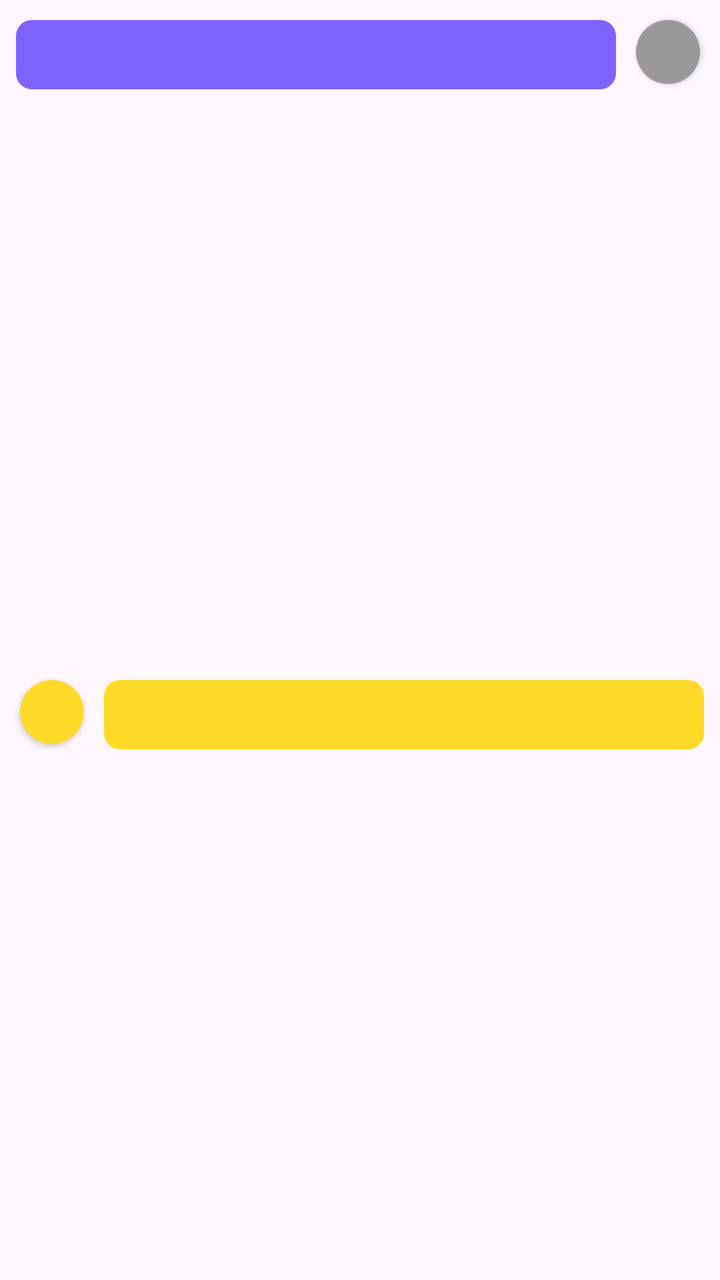
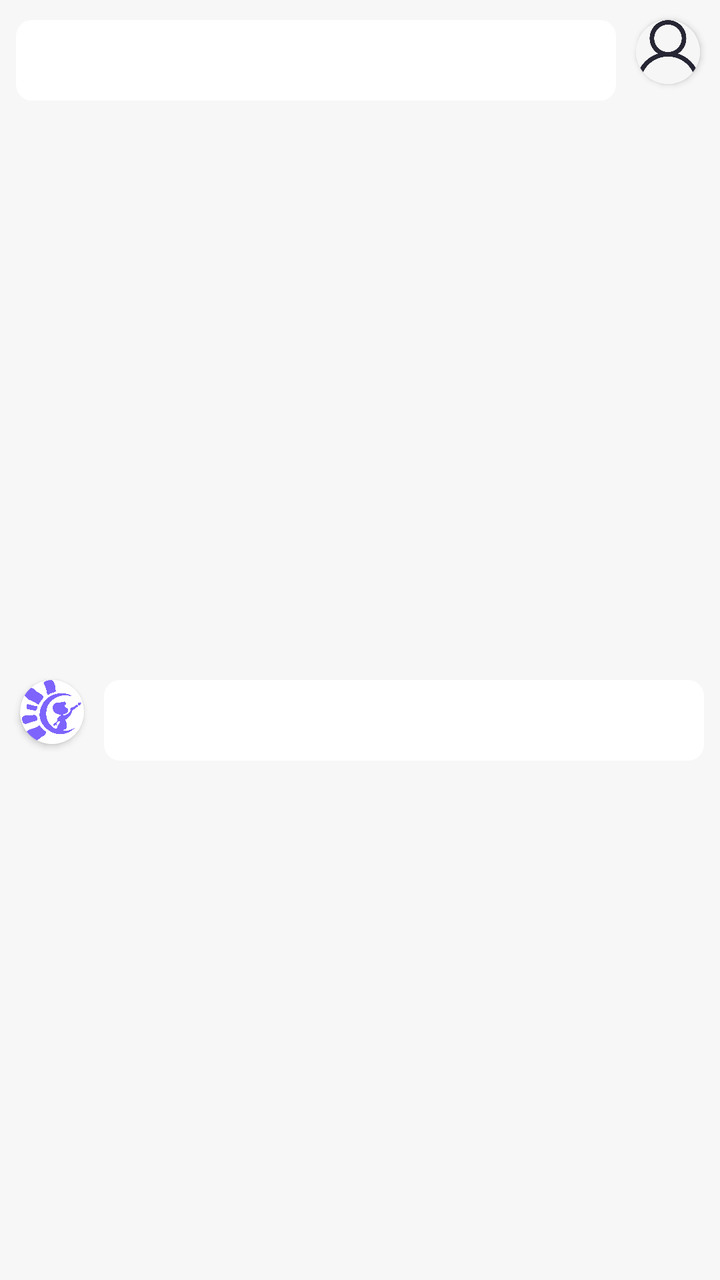

Before-and-after screenshots of an Android layout around one commit, followed by the original layout XML and the change that was made.
<!-- AndroidManifest.xml: application theme Theme.AIDraw -->
<!-- res/layout/item_container_message.xml -->
<?xml version="1.0" encoding="utf-8"?>
<androidx.constraintlayout.widget.ConstraintLayout xmlns:android="http://schemas.android.com/apk/res/android"
    android:layout_width="match_parent"
    android:layout_height="wrap_content"
    xmlns:app="http://schemas.android.com/apk/res-auto">

    <androidx.constraintlayout.widget.ConstraintLayout
        android:id="@+id/constraintLayout1"
        android:layout_width="match_parent"
        android:layout_height="wrap_content"
        app:layout_constraintTop_toTopOf="parent">

        <androidx.cardview.widget.CardView
            android:id="@+id/imageView"
            android:layout_width="32dp"
            android:layout_height="32dp"
            android:layout_margin="10dp"
            app:cardCornerRadius="360dp"
            app:layout_constraintEnd_toEndOf="parent"
            app:layout_constraintTop_toTopOf="parent">

            <ImageView
                android:id="@+id/send_head"
                android:layout_width="match_parent"
                android:layout_height="match_parent"
                android:background="#FF999999"/>
        </androidx.cardview.widget.CardView>

        <TextView
            android:id="@+id/send_message"
            android:layout_width="300dp"
            android:layout_height="wrap_content"
            android:layout_marginRight="10dp"
            android:textColor="#FFFFFF"
            android:textSize="11sp"
            android:padding="10dp"
            android:background="@drawable/background_send_message"
            app:layout_constraintTop_toTopOf="@+id/imageView"
            app:layout_constraintEnd_toStartOf="@+id/imageView"/>

        <androidx.cardview.widget.CardView
            android:id="@+id/imageView2"
            android:layout_width="wrap_content"
            android:layout_height="wrap_content"
            android:layout_margin="10dp"
            app:cardCornerRadius="8dp"
            app:layout_constraintTop_toBottomOf="@+id/send_message"
            app:layout_constraintEnd_toEndOf="@+id/send_message"
            app:layout_constraintBottom_toBottomOf="parent">

            <ImageView
                android:id="@+id/send_work"
                android:adjustViewBounds="true"
                android:layout_width="wrap_content"
                android:layout_height="wrap_content"
                android:maxHeight="75dp"/>
        </androidx.cardview.widget.CardView>
    </androidx.constraintlayout.widget.ConstraintLayout>

    <androidx.constraintlayout.widget.ConstraintLayout
        android:id="@+id/constraintLayout2"
        android:layout_width="match_parent"
        android:layout_height="wrap_content"
        app:layout_constraintTop_toBottomOf="@+id/constraintLayout1"
        app:layout_constraintBottom_toBottomOf="parent">

        <androidx.cardview.widget.CardView
            android:id="@+id/imageView3"
            android:layout_width="32dp"
            android:layout_height="32dp"
            android:layout_margin="10dp"
            app:cardCornerRadius="360dp"
            app:layout_constraintStart_toStartOf="parent"
            app:layout_constraintTop_toTopOf="parent">

            <ImageView
                android:id="@+id/receive_head"
                android:layout_width="match_parent"
                android:layout_height="match_parent"
                android:background="#FFDA29"/>
        </androidx.cardview.widget.CardView>

        <TextView
            android:id="@+id/receive_message"
            android:layout_width="300dp"
            android:layout_height="wrap_content"
            android:layout_marginLeft="10dp"
            android:textColor="#333333"
            android:textSize="11sp"
            android:padding="10dp"
            android:background="@drawable/background_receive_message"
            app:layout_constraintTop_toTopOf="@+id/imageView3"
            app:layout_constraintStart_toEndOf="@+id/imageView3"/>
    </androidx.constraintlayout.widget.ConstraintLayout>
</androidx.constraintlayout.widget.ConstraintLayout>
<!-- resources referenced by this layout -->
<resources>
  <!-- drawable background_receive_message (drawable) -->
  <?xml version="1.0" encoding="utf-8"?>
  <shape xmlns:android="http://schemas.android.com/apk/res/android">
  
      <solid
          android:color="#FFDA29"/>
  
      <corners
          android:radius="8dp"/>
  </shape>
  <!-- drawable background_send_message (drawable) -->
  <?xml version="1.0" encoding="utf-8"?>
  <shape xmlns:android="http://schemas.android.com/apk/res/android">
  
      <solid
          android:color="#7E64FD"/>
  
      <corners
          android:radius="8dp"/>
  </shape>
  <style name="Theme.AIDraw" parent="Base.Theme.AIDraw" />
  <style name="Base.Theme.AIDraw" parent="Theme.Material3.DayNight.NoActionBar">
          
          
      </style>
</resources>

<!-- the commit's change to res/layout/item_container_message.xml (unified diff, before → after) -->
@@ -2,6 +2,7 @@
 <androidx.constraintlayout.widget.ConstraintLayout xmlns:android="http://schemas.android.com/apk/res/android"
     android:layout_width="match_parent"
     android:layout_height="wrap_content"
+    android:background="#f7f7f7"
     xmlns:app="http://schemas.android.com/apk/res-auto">
 
     <androidx.constraintlayout.widget.ConstraintLayout
@@ -23,7 +24,7 @@
                 android:id="@+id/send_head"
                 android:layout_width="match_parent"
                 android:layout_height="match_parent"
-                android:background="#FF999999"/>
+                android:src="@drawable/user"/>
         </androidx.cardview.widget.CardView>
 
         <TextView
@@ -31,8 +32,8 @@
             android:layout_width="300dp"
             android:layout_height="wrap_content"
             android:layout_marginRight="10dp"
-            android:textColor="#FFFFFF"
-            android:textSize="11sp"
+            android:textColor="#333333"
+            android:textSize="15sp"
             android:padding="10dp"
             android:background="@drawable/background_send_message"
             app:layout_constraintTop_toTopOf="@+id/imageView"
@@ -77,7 +78,7 @@
                 android:id="@+id/receive_head"
                 android:layout_width="match_parent"
                 android:layout_height="match_parent"
-                android:background="#FFDA29"/>
+                android:src="@drawable/intelligent"/>
         </androidx.cardview.widget.CardView>
 
         <TextView
@@ -86,7 +87,7 @@
             android:layout_height="wrap_content"
             android:layout_marginLeft="10dp"
             android:textColor="#333333"
-            android:textSize="11sp"
+            android:textSize="15sp"
             android:padding="10dp"
             android:background="@drawable/background_receive_message"
             app:layout_constraintTop_toTopOf="@+id/imageView3"
<!-- resource entries referenced after the edit -->
@@ -5,7 +5,7 @@
   <shape xmlns:android="http://schemas.android.com/apk/res/android">
   
       <solid
-          android:color="#FFDA29"/>
+          android:color="#ffffff"/>
   
       <corners
           android:radius="8dp"/>
@@ -15,11 +15,13 @@
   <shape xmlns:android="http://schemas.android.com/apk/res/android">
   
       <solid
-          android:color="#7E64FD"/>
+          android:color="#ffffff"/>
   
       <corners
           android:radius="8dp"/>
   </shape>
+  <!-- drawable intelligent: jpg bitmap (drawable, 288961 bytes) -->
+  <!-- drawable user: jpg bitmap (drawable, 73420 bytes) -->
   <style name="Theme.AIDraw" parent="Base.Theme.AIDraw" />
   <style name="Base.Theme.AIDraw" parent="Theme.Material3.DayNight.NoActionBar">
           
